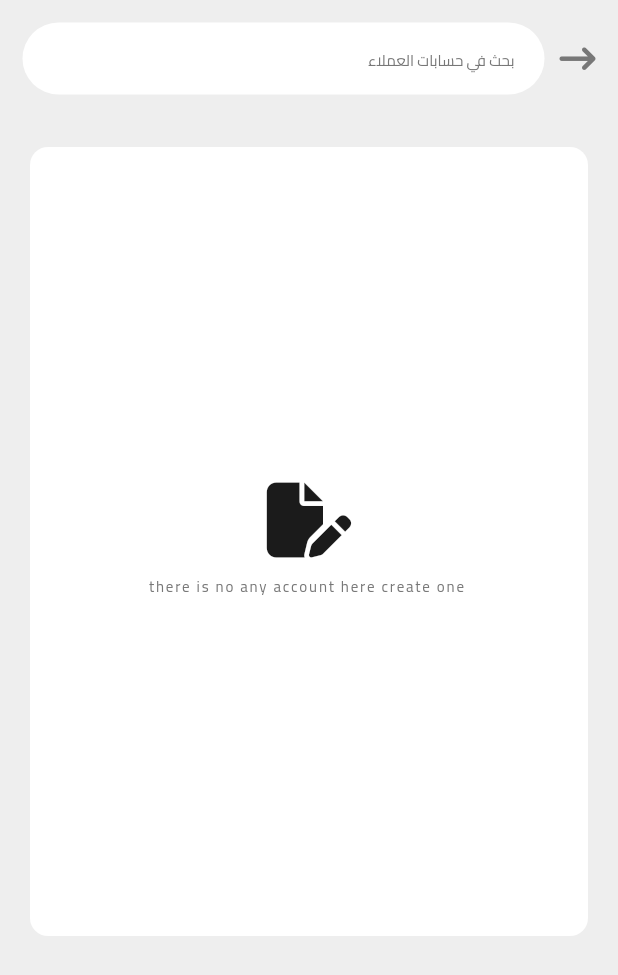
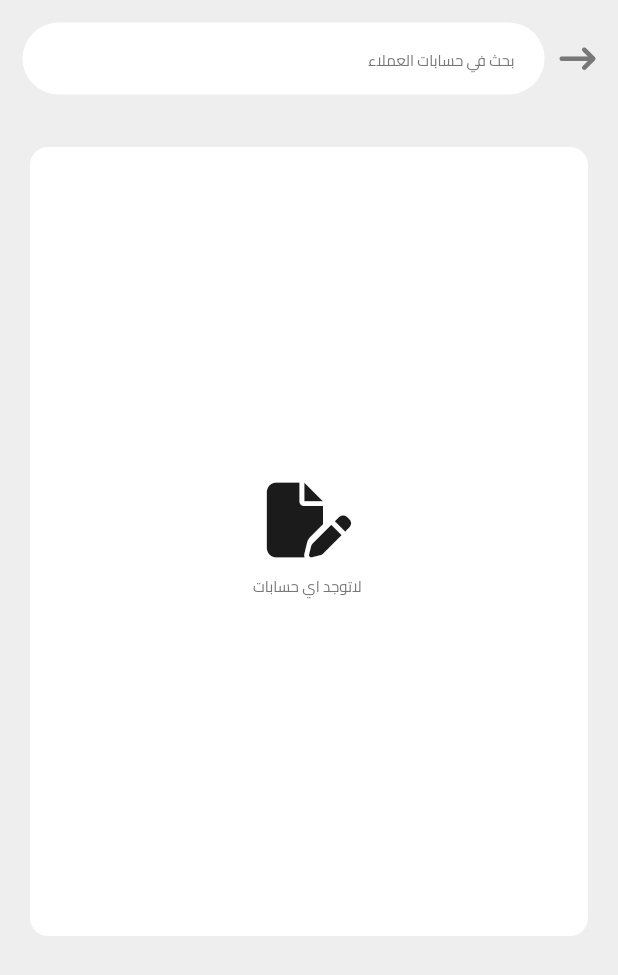
Before and after one commit to Hazem-smawy/flutter_accountting_app, a Flutter app: the CustomerAccountsView screen opened directly, on a phone screen of 412 x 824 dp. Shown: the top 975 px of the screen. Run offline on Flutter 3.47's test engine with Material 2 defaults, Android fonts, the phone set to English and light mode, and no system bars; our stand-ins replace font_awesome_flutter, get, sqflite; accounts and stored records are empty.

Commit message:
adit the customeraccount

```diff
--- a/lib/screen/customer_account/customer_account.dart
+++ b/lib/screen/customer_account/customer_account.dart
@@ -102,7 +102,7 @@ class CustomerAccountsView extends StatelessWidget {
                             ),
                             SizedBox(height: 10),
                             Text(
-                              "there is no any account here create one ",
+                              "لاتوجد اي حسابات ",
                               style: myTextStyles.body,
                             )
                           ],
@@ -456,7 +456,7 @@ class CustomerAccountItem extends StatelessWidget {
         FaIcon(
           icon,
           size: 15,
-          color: MyColors.primaryColor,
+          color: MyColors.lessBlackColor,
         ),
       ],
     );
```
